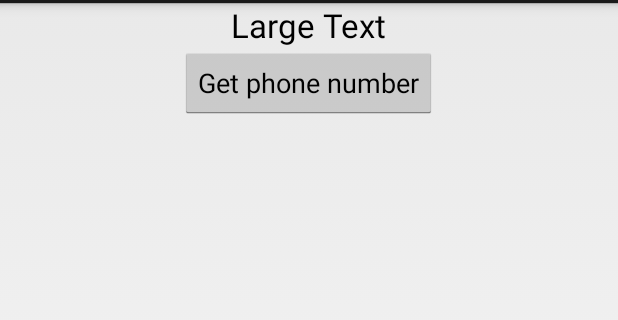
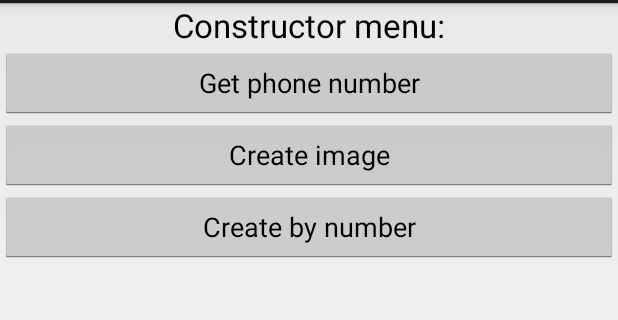
Before and after one commit to mong0ose/logophone, an Android app: the ContactsTest screen opened directly, with no data from a screen before it, on a phone screen of 412 x 824 dp, the part 69-389 px from its top. Run offline under Robolectric (Android 15) with nearby library versions, the phone set to English and light mode, and no system bars.

Commit message:
table + constructor

```diff
--- a/logophone/src/main/java/com/logophone/MainActivity.java
+++ b/logophone/src/main/java/com/logophone/MainActivity.java
@@ -21,7 +21,7 @@ public class MainActivity extends Activity {
         bTest.setOnClickListener(new View.OnClickListener() {
             @Override
             public void onClick(View view) {
-                startActivity(new Intent(getBaseContext(), ContactsTest.class));
+                startActivity(new Intent(getBaseContext(), Constructor.class));
             }
         });
         bTable = (Button)findViewById(R.id.btnTable);
@@ -35,7 +35,7 @@ public class MainActivity extends Activity {
         bConstructor.setOnClickListener(new View.OnClickListener() {
             @Override
             public void onClick(View view) {
-                startActivity(new Intent(getBaseContext(), Constructor.class));
+                startActivity(new Intent(getBaseContext(), ContactsTest.class));
             }
         });
         bExit = (Button)findViewById(R.id.btnExit);
--- a/logophone/src/main/res/layout/phone_number.xml
+++ b/logophone/src/main/res/layout/phone_number.xml
@@ -8,14 +8,26 @@
         android:layout_width="wrap_content"
         android:layout_height="wrap_content"
         android:textAppearance="?android:attr/textAppearanceLarge"
-        android:text="Large Text"
+        android:text="Constructor menu:"
         android:id="@+id/phone_number"
         android:layout_gravity="center_horizontal" />
 
     <Button
-        android:layout_width="wrap_content"
+        android:layout_width="match_parent"
         android:layout_height="wrap_content"
         android:text="@string/phone"
-        android:id="@+id/btnGetNumberFromContacts"
+        android:id="@+id/btnGetNumberFromContactsPN"
         android:layout_gravity="center_horizontal" />
+
+    <Button
+        android:layout_width="match_parent"
+        android:layout_height="wrap_content"
+        android:text="@string/create_img"
+        android:id="@+id/btnCreateImagePN" />
+
+    <Button
+        android:layout_width="match_parent"
+        android:layout_height="wrap_content"
+        android:text="@string/create_phone"
+        android:id="@+id/btnCreateByNumberPN" />
 </LinearLayout>
--- a/logophone/src/main/res/values/strings.xml
+++ b/logophone/src/main/res/values/strings.xml
@@ -25,4 +25,7 @@
     <string name="img8">i8</string>
     <string name="img9">i9</string>
     <string name="phone">Get phone number</string>
+    <string name="create_img">Create image</string>
+    <string name="create_phone">Create by number</string>
+    <string name="back">Back</string>
 </resources>
```
Also changed, not shown: logophone/src/main/java/com/logophone/ContactsTest.java (+92 -32 lines), logophone/src/main/res/layout/list_contacts.xml (+10 -10 lines), logophone/src/main/res/layout/list_phones.xml (added, +17 -0 lines), 2 other files.
